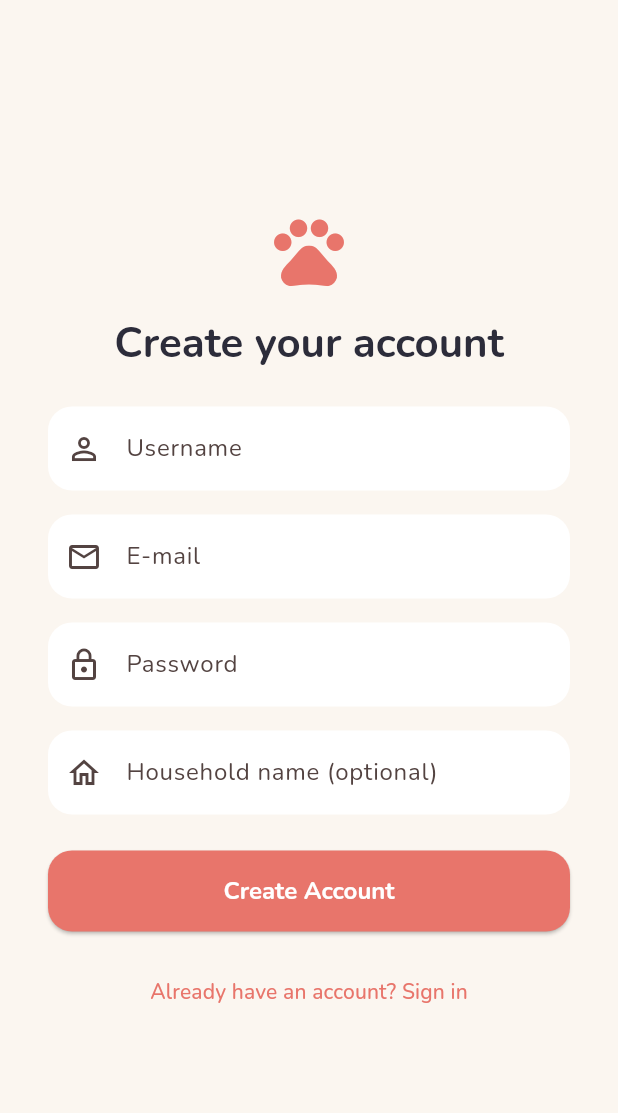
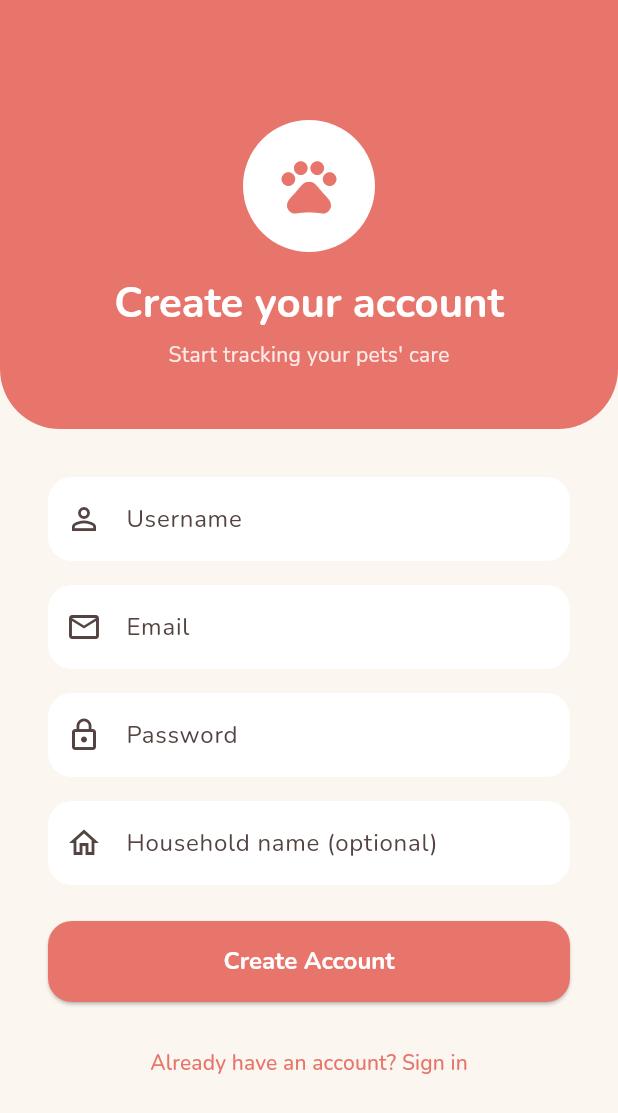
Before and after one commit to anjablom15/petcare-app, a Flutter app: the screen it shows after launch, after a tap on "Sign In", after a tap on "Don't have an account? Sign up", on a phone screen of 412 x 824 dp. Shown: the top 1113 px of the screen. Run offline on Flutter 3.47's test engine with Material 3 defaults, Android fonts, the light colour scheme and no system bars; our stand-ins replace google_fonts, image_picker, shared_preferences; missing offline and left inert: crop_your_image.

Commit message:
Polish login, register, and add/edit pet forms with sectioned layout

```diff
--- a/frontend/lib/screens/add_pet_screen.dart
+++ b/frontend/lib/screens/add_pet_screen.dart
@@ -179,7 +179,7 @@ class _AddPetScreenState extends State<AddPetScreen> {
     return Scaffold(
       appBar: AppBar(title: Text(_isEditing ? 'Edit Pet' : 'Add Pet')),
       body: SingleChildScrollView(
-        padding: const EdgeInsets.all(24),
+        padding: const EdgeInsets.all(20),
         child: Form(
           key: _formKey,
           child: Column(
@@ -207,7 +207,6 @@ class _AddPetScreenState extends State<AddPetScreen> {
                   ),
                 ),
               ),
-
               const SizedBox(height: 8),
               Center(
                 child: TextButton(
@@ -219,8 +218,10 @@ class _AddPetScreenState extends State<AddPetScreen> {
                   ),
                 ),
               ),
-
-              const SizedBox(height: 16),
+              const SizedBox(height: 20),
+              _FormSection(
+                title: 'Basic Info',
+                children: [
                   TextFormField(
                     controller: _nameController,
                     decoration: const InputDecoration(
@@ -231,7 +232,6 @@ class _AddPetScreenState extends State<AddPetScreen> {
                         ? 'Please enter a name'
                         : null,
                   ),
-
                   const SizedBox(height: 16),
                   DropdownButtonFormField<String>(
                     initialValue: _species,
@@ -249,7 +249,6 @@ class _AddPetScreenState extends State<AddPetScreen> {
                         .toList(),
                     onChanged: (value) => setState(() => _species = value),
                   ),
-
                   const SizedBox(height: 16),
                   TextFormField(
                     controller: _breedController,
@@ -258,22 +257,29 @@ class _AddPetScreenState extends State<AddPetScreen> {
                       prefixIcon: Icon(Icons.pets_outlined),
                     ),
                   ),
-
+                ],
+              ),
               const SizedBox(height: 16),
+              _FormSection(
+                title: 'Important Dates',
+                children: [
                   _DateField(
                     label: 'Birthday (optional)',
                     value: _birthday,
                     onTap: () => _pickDate(isBirthday: true),
                   ),
-
                   const SizedBox(height: 16),
                   _DateField(
                     label: 'Gotcha day (optional)',
                     value: _gotchaDate,
                     onTap: () => _pickDate(isBirthday: false),
                   ),
-
+                ],
+              ),
               const SizedBox(height: 16),
+              _FormSection(
+                title: 'Health Info',
+                children: [
                   TextFormField(
                     controller: _allergiesController,
                     decoration: const InputDecoration(
@@ -281,16 +287,16 @@ class _AddPetScreenState extends State<AddPetScreen> {
                     ),
                     maxLines: 3,
                   ),
-
                   const SizedBox(height: 16),
                   TextFormField(
                     controller: _existingConditionsController,
                     decoration: const InputDecoration(
-                  labelText: 'Existing Conditions (optional)',
+                      labelText: 'Existing conditions (optional)',
                     ),
                     maxLines: 3,
                   ),
-
+                ],
+              ),
               if (_errorMessage != null) ...[
                 const SizedBox(height: 16),
                 Text(
@@ -299,7 +305,6 @@ class _AddPetScreenState extends State<AddPetScreen> {
                   textAlign: TextAlign.center,
                 ),
               ],
-
               const SizedBox(height: 24),
               ElevatedButton(
                 onPressed: _isLoading ? null : _handleSave,
@@ -357,3 +362,33 @@ class _DateField extends StatelessWidget {
     );
   }
 }
+
+class _FormSection extends StatelessWidget {
+  final String title;
+  final List<Widget> children;
+
+  const _FormSection({required this.title, required this.children});
+
+  @override
+  Widget build(BuildContext context) {
+    return Card(
+      child: Padding(
+        padding: const EdgeInsets.all(16),
+        child: Column(
+          crossAxisAlignment: CrossAxisAlignment.start,
+          children: [
+            Text(
+              title,
+              style: Theme.of(context).textTheme.titleSmall?.copyWith(
+                fontWeight: FontWeight.bold,
+                color: AppColors.primary,
+              ),
+            ),
+            const SizedBox(height: 12),
+            ...children,
+          ],
+        ),
+      ),
+    );
+  }
+}
--- a/frontend/lib/screens/login_screen.dart
+++ b/frontend/lib/screens/login_screen.dart
@@ -61,35 +61,63 @@ class _LoginScreenState extends State<LoginScreen> {
   @override
   Widget build(BuildContext context) {
     return Scaffold(
-      body: SafeArea(
+      body: SingleChildScrollView(
+        child: Column(
+          crossAxisAlignment: CrossAxisAlignment.stretch,
+          children: [
+            ClipRRect(
+              borderRadius: const BorderRadius.only(
+                bottomLeft: Radius.circular(40),
+                bottomRight: Radius.circular(40),
+              ),
+              child: Container(
+                color: AppColors.primary,
+                padding: const EdgeInsets.only(top: 80, bottom: 40),
+                child: Column(
+                  children: [
+                    Container(
+                      width: 88,
+                      height: 88,
+                      decoration: const BoxDecoration(
+                        color: Colors.white,
+                        shape: BoxShape.circle,
+                      ),
+                      child: const Icon(
+                        Icons.pets,
+                        size: 44,
+                        color: AppColors.primary,
+                      ),
+                    ),
+                    const SizedBox(height: 16),
+                    Text(
+                      'Welcome back',
+                      style: Theme.of(context).textTheme.headlineMedium
+                          ?.copyWith(
+                            color: Colors.white,
+                            fontWeight: FontWeight.bold,
+                          ),
+                    ),
+                    const SizedBox(height: 6),
+                    Text(
+                      'Sign in to look after your pets',
+                      style: TextStyle(
+                        color: Colors.white.withValues(alpha: 0.85),
+                      ),
+                    ),
+                  ],
+                ),
+              ),
+            ),
+            Padding(
+              padding: const EdgeInsets.fromLTRB(32, 32, 32, 32),
               child: Center(
-          child: SingleChildScrollView(
-            padding: const EdgeInsets.symmetric(horizontal: 32),
                 child: ConstrainedBox(
                   constraints: const BoxConstraints(maxWidth: 400),
                   child: Form(
                     key: _formKey,
                     child: Column(
-                  mainAxisAlignment: MainAxisAlignment.center,
                       crossAxisAlignment: CrossAxisAlignment.stretch,
                       children: [
-                    const Icon(Icons.pets, size: 64, color: AppColors.primary),
-                    const SizedBox(height: 16),
-                    Text(
-                      'Welcome back',
-                      textAlign: TextAlign.center,
-                      style: Theme.of(context).textTheme.headlineMedium
-                          ?.copyWith(fontWeight: FontWeight.bold),
-                    ),
-                    const SizedBox(height: 8),
-                    Text(
-                      'Sign in to manage pets',
-                      textAlign: TextAlign.center,
-                      style: Theme.of(context).textTheme.bodyMedium?.copyWith(
-                        color: AppColors.textDark.withValues(alpha: 0.6),
-                      ),
-                    ),
-                    const SizedBox(height: 32),
                         TextFormField(
                           controller: _usernameController,
                           decoration: const InputDecoration(
@@ -103,6 +131,7 @@ class _LoginScreenState extends State<LoginScreen> {
                         const SizedBox(height: 16),
                         TextFormField(
                           controller: _passwordController,
+                          obscureText: true,
                           decoration: const InputDecoration(
                             labelText: 'Password',
                             prefixIcon: Icon(Icons.lock_outline),
@@ -153,6 +182,8 @@ class _LoginScreenState extends State<LoginScreen> {
                 ),
               ),
             ),
+          ],
+        ),
       ),
     );
   }
--- a/frontend/lib/screens/register_screen.dart
+++ b/frontend/lib/screens/register_screen.dart
@@ -1,8 +1,7 @@
 import 'package:flutter/material.dart';
-import 'package:frontend/screens/pet_list_screen.dart';
 import '../services/api_service.dart';
 import '../theme/app_theme.dart';
-import 'home_screen.dart';
+import 'main_navigation_screen.dart';
 
 class RegisterScreen extends StatefulWidget {
   const RegisterScreen({super.key});
@@ -13,12 +12,12 @@ class RegisterScreen extends StatefulWidget {
 
 class _RegisterScreenState extends State<RegisterScreen> {
   final _formKey = GlobalKey<FormState>();
+  final ApiService _apiService = ApiService();
   final _usernameController = TextEditingController();
   final _emailController = TextEditingController();
   final _passwordController = TextEditingController();
   final _householdNameController = TextEditingController();
 
-  final ApiService _apiService = ApiService();
   bool _isLoading = false;
   String? _errorMessage;
 
@@ -54,9 +53,7 @@ class _RegisterScreenState extends State<RegisterScreen> {
 
     if (loginError == null) {
       Navigator.of(context).pushReplacement(
-        MaterialPageRoute(
-          builder: (_) => const Scaffold(body: Center(child: HomeScreen())),
-        ),
+        MaterialPageRoute(builder: (_) => const MainNavigationScreen()),
       );
     } else {
       setState(() {
@@ -78,10 +75,56 @@ class _RegisterScreenState extends State<RegisterScreen> {
   @override
   Widget build(BuildContext context) {
     return Scaffold(
-      body: SafeArea(
+      body: SingleChildScrollView(
+        child: Column(
+          crossAxisAlignment: CrossAxisAlignment.stretch,
+          children: [
+            ClipRRect(
+              borderRadius: const BorderRadius.only(
+                bottomLeft: Radius.circular(40),
+                bottomRight: Radius.circular(40),
+              ),
+              child: Container(
+                color: AppColors.primary,
+                padding: const EdgeInsets.only(top: 80, bottom: 40),
+                child: Column(
+                  children: [
+                    Container(
+                      width: 88,
+                      height: 88,
+                      decoration: const BoxDecoration(
+                        color: Colors.white,
+                        shape: BoxShape.circle,
+                      ),
+                      child: const Icon(
+                        Icons.pets,
+                        size: 44,
+                        color: AppColors.primary,
+                      ),
+                    ),
+                    const SizedBox(height: 16),
+                    Text(
+                      'Create your account',
+                      style: Theme.of(context).textTheme.headlineMedium
+                          ?.copyWith(
+                            color: Colors.white,
+                            fontWeight: FontWeight.bold,
+                          ),
+                    ),
+                    const SizedBox(height: 6),
+                    Text(
+                      'Start tracking your pets\' care',
+                      style: TextStyle(
+                        color: Colors.white.withValues(alpha: 0.85),
+                      ),
+                    ),
+                  ],
+                ),
+              ),
+            ),
+            Padding(
+              padding: const EdgeInsets.fromLTRB(32, 32, 32, 32),
               child: Center(
-          child: SingleChildScrollView(
-            padding: const EdgeInsets.symmetric(horizontal: 32, vertical: 24),
                 child: ConstrainedBox(
                   constraints: const BoxConstraints(maxWidth: 400),
                   child: Form(
@@ -89,16 +132,6 @@ class _RegisterScreenState extends State<RegisterScreen> {
                     child: Column(
                       crossAxisAlignment: CrossAxisAlignment.stretch,
                       children: [
-                    const Icon(Icons.pets, size: 56, color: AppColors.primary),
-                    const SizedBox(height: 16),
-                    Text(
-                      'Create your account',
-                      textAlign: TextAlign.center,
-                      style: Theme.of(context).textTheme.headlineMedium
-                          ?.copyWith(fontWeight: FontWeight.bold),
-                    ),
-
-                    const SizedBox(height: 24),
                         TextFormField(
                           controller: _usernameController,
                           decoration: const InputDecoration(
@@ -106,35 +139,34 @@ class _RegisterScreenState extends State<RegisterScreen> {
                             prefixIcon: Icon(Icons.person_outline),
                           ),
                           validator: (value) => (value == null || value.isEmpty)
-                          ? 'Please enter a username'
+                              ? 'Please choose a username'
                               : null,
                         ),
-
                         const SizedBox(height: 16),
                         TextFormField(
                           controller: _emailController,
                           decoration: const InputDecoration(
-                        labelText: 'E-mail',
+                            labelText: 'Email',
                             prefixIcon: Icon(Icons.email_outlined),
                           ),
                           validator: (value) =>
                               (value == null || !value.contains('@'))
-                          ? 'Please enter a valid email'
+                              ? 'Enter a valid email'
                               : null,
                         ),
-
                         const SizedBox(height: 16),
                         TextFormField(
                           controller: _passwordController,
+                          obscureText: true,
                           decoration: const InputDecoration(
                             labelText: 'Password',
                             prefixIcon: Icon(Icons.lock_outline),
                           ),
-                      validator: (value) => (value == null || value.length < 8)
+                          validator: (value) =>
+                              (value == null || value.length < 8)
                               ? 'Password must be at least 8 characters'
                               : null,
                         ),
-
                         const SizedBox(height: 16),
                         TextFormField(
                           controller: _householdNameController,
@@ -179,6 +211,8 @@ class _RegisterScreenState extends State<RegisterScreen> {
                 ),
               ),
             ),
+          ],
+        ),
       ),
     );
   }
```
Lines whose indentation alone changed are shown as unchanged.
